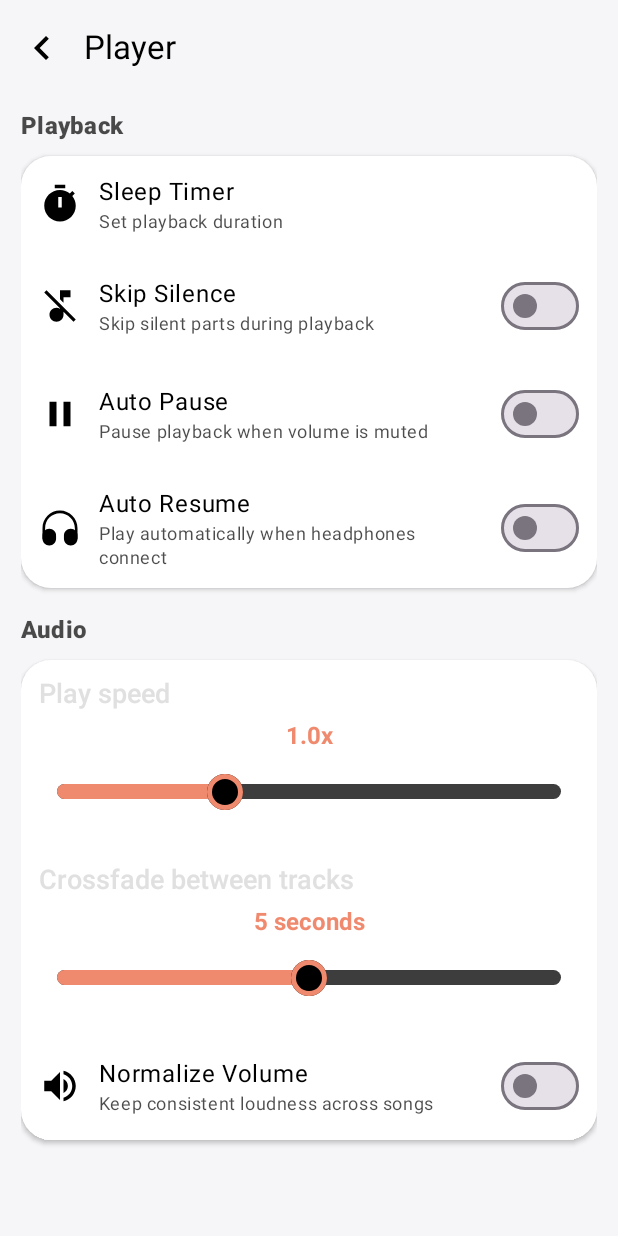
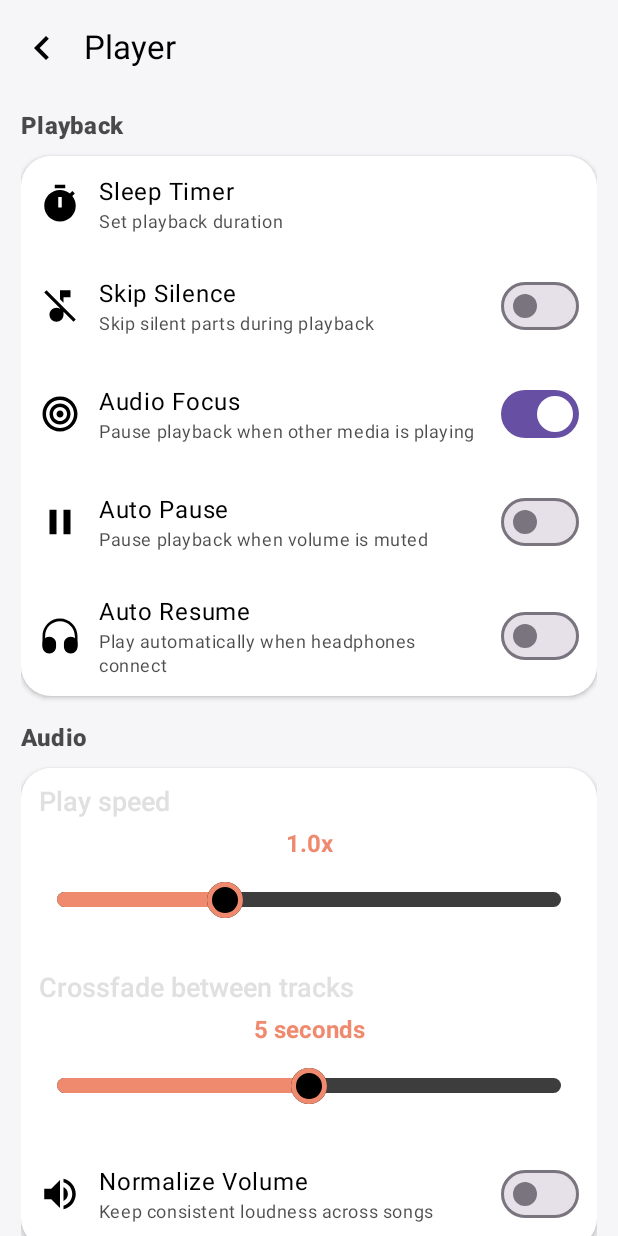
Before and after one commit to arunnechully/SoundPod, an Android app built with Jetpack Compose: the SettingsScreen screen opened through its navigation route, after a tap on "Player", on a phone screen of 412 x 824 dp. Run offline under Robolectric (Android 15) with nearby library versions, the phone set to English and light mode, and no system bars; 4 statements that could not run were skipped.

Commit message:
Some minor improvements

```diff
--- a/app/src/main/java/com/soundpod/music/ui/screens/settings/Player.kt
+++ b/app/src/main/java/com/soundpod/music/ui/screens/settings/Player.kt
@@ -5,6 +5,8 @@ import androidx.compose.foundation.layout.Spacer
 import androidx.compose.foundation.layout.height
 import androidx.compose.material.icons.Icons
 import androidx.compose.material.icons.automirrored.filled.VolumeUp
+import androidx.compose.material.icons.filled.CenterFocusStrong
+import androidx.compose.material.icons.filled.CenterFocusWeak
 import androidx.compose.material.icons.filled.MusicOff
 import androidx.compose.material.icons.filled.Pause
 import androidx.compose.material.icons.filled.Timer
@@ -77,6 +79,14 @@ fun Player(
                 )
                 SwitchSetting(
                     textColor = textColor,
+                    painterRes = R.drawable.audio_focus,
+                    title = "Audio Focus",
+                    description = "Pause playback when other media is playing",
+                    switchState = true,
+                    onSwitchChange = {}
+                )
+                SwitchSetting(
+                    textColor = textColor,
                     icon = Icons.Default.Pause,
                     title = "Auto Pause",
                     description = "Pause playback when volume is muted",
--- /dev/null
+++ b/app/src/main/res/drawable/audio_focus.xml
@@ -0,0 +1,9 @@
+<vector xmlns:android="http://schemas.android.com/apk/res/android"
+    android:width="800dp"
+    android:height="800dp"
+    android:viewportWidth="24"
+    android:viewportHeight="24">
+  <path
+      android:fillColor="#FF000000"
+      android:pathData="M12,20a8,8 0,1 0,0 -16,8 8,0 0,0 0,16zM12,22C6.477,22 2,17.523 2,12S6.477,2 12,2s10,4.477 10,10 -4.477,10 -10,10zM12,16a4,4 0,1 0,0 -8,4 4,0 0,0 0,8zM12,18a6,6 0,1 1,0 -12,6 6,0 0,1 0,12zM12,14a2,2 0,1 1,0 -4,2 2,0 0,1 0,4z"/>
+</vector>
```
Also changed, not shown: gradle/libs.versions.toml (+7 -6 lines), 1 other file.
